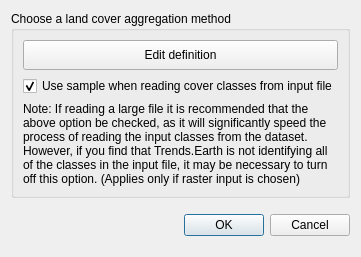
First picture: the form in LDMP/gui/DlgDataIOImportLC.ui, repository ConservationInternational/trends.earth, before the edit.
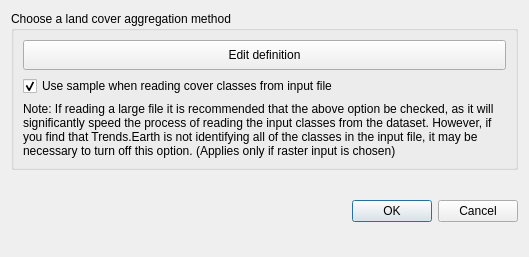
Second picture: the form after the edit.

What changed in the file:
```diff
--- a/LDMP/gui/DlgDataIOImportLC.ui
+++ b/LDMP/gui/DlgDataIOImportLC.ui
@@ -9,7 +9,7 @@
    <rect>
     <x>0</x>
     <y>0</y>
-    <width>358</width>
+    <width>529</width>
     <height>257</height>
    </rect>
   </property>
```
